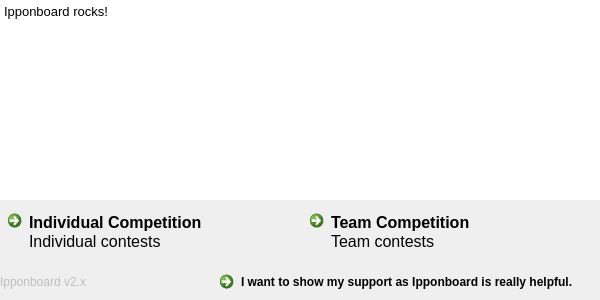
Above: base/SplashScreen.ui from fmuecke/Ipponboard before the change. Below: the same form after it.
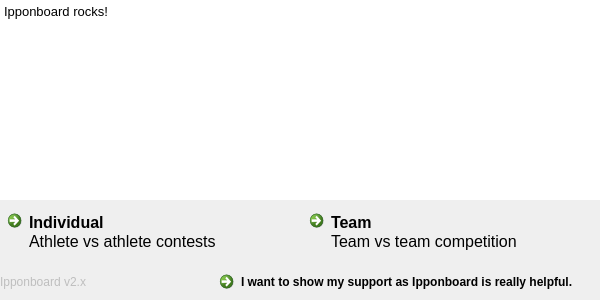
That is the form after the change. Icons and pictures are not drawn.

The edit to the form file:
```diff
--- a/base/SplashScreen.ui
+++ b/base/SplashScreen.ui
@@ -149,7 +149,7 @@
         </font>
        </property>
        <property name="text">
-        <string>Individual Competition</string>
+        <string>Individual</string>
        </property>
        <property name="icon">
         <iconset resource="ipponboard.qrc">
@@ -168,7 +168,7 @@
         <bool>false</bool>
        </property>
        <property name="description">
-        <string>Individual contests</string>
+        <string>Athlete vs athlete contests</string>
        </property>
       </widget>
      </item>
@@ -199,7 +199,7 @@
         <enum>Qt::LayoutDirection::LeftToRight</enum>
        </property>
        <property name="text">
-        <string>Team Competition</string>
+        <string>Team</string>
        </property>
        <property name="icon">
         <iconset resource="ipponboard.qrc">
@@ -224,7 +224,7 @@
         <bool>false</bool>
        </property>
        <property name="description">
-        <string>Team contests</string>
+        <string>Team vs team competition</string>
        </property>
       </widget>
      </item>
```
Left out of the diff: 6 changed lines with no effect on the pictures.
